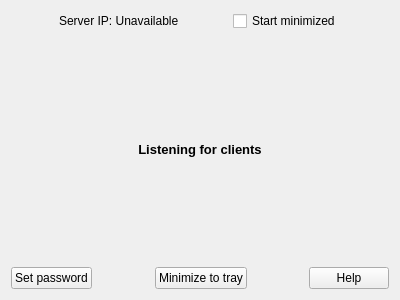
First picture: the form in mainwindow.ui, repository seba1452021/WifiMouseServer, before the edit.
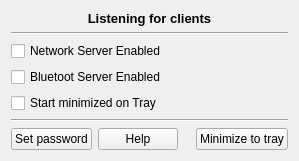
Second picture: the form after the edit.

Commit message: Simplified and redesigned the main window and tray menu. Now bluetooth or network servers can be enabled/disabled.

Patch:
```diff
--- a/mainwindow.ui
+++ b/mainwindow.ui
@@ -9,8 +9,8 @@
    <rect>
     <x>0</x>
     <y>0</y>
-    <width>400</width>
-    <height>300</height>
+    <width>283</width>
+    <height>152</height>
    </rect>
   </property>
   <property name="windowTitle">
@@ -19,86 +19,62 @@
   <widget class="QWidget" name="baseLayout">
    <layout class="QVBoxLayout" name="verticalLayout">
     <item>
-     <layout class="QHBoxLayout" name="horizontalLayout_2">
-      <item>
-       <spacer name="horizontalSpacer_3">
-        <property name="orientation">
-         <enum>Qt::Horizontal</enum>
-        </property>
-        <property name="sizeHint" stdset="0">
-         <size>
-          <width>40</width>
-          <height>20</height>
-         </size>
-        </property>
-       </spacer>
-      </item>
-      <item>
-       <widget class="QLabel" name="serverIpLabel">
-        <property name="text">
-         <string>Server IP: Unavailable</string>
-        </property>
-       </widget>
-      </item>
-      <item>
-       <spacer name="horizontalSpacer_5">
-        <property name="orientation">
-         <enum>Qt::Horizontal</enum>
-        </property>
-        <property name="sizeHint" stdset="0">
-         <size>
-          <width>40</width>
-          <height>20</height>
-         </size>
-        </property>
-       </spacer>
-      </item>
-      <item>
-       <widget class="QCheckBox" name="startMinimizedCheck">
-        <property name="text">
-         <string>Start minimized</string>
-        </property>
-       </widget>
-      </item>
-      <item>
-       <spacer name="horizontalSpacer_4">
-        <property name="orientation">
-         <enum>Qt::Horizontal</enum>
-        </property>
-        <property name="sizeHint" stdset="0">
-         <size>
-          <width>40</width>
-          <height>20</height>
-         </size>
-        </property>
-       </spacer>
-      </item>
-     </layout>
+     <widget class="QLabel" name="clientInfoLabel">
+      <property name="sizePolicy">
+       <sizepolicy hsizetype="Minimum" vsizetype="Fixed">
+        <horstretch>0</horstretch>
+        <verstretch>0</verstretch>
+       </sizepolicy>
+      </property>
+      <property name="font">
+       <font>
+        <pointsize>10</pointsize>
+        <weight>75</weight>
+        <bold>true</bold>
+       </font>
+      </property>
+      <property name="text">
+       <string>Listening for clients</string>
+      </property>
+      <property name="alignment">
+       <set>Qt::AlignCenter</set>
+      </property>
+     </widget>
     </item>
     <item>
-     <layout class="QVBoxLayout" name="topVerticalLayout">
-      <item>
-       <layout class="QVBoxLayout" name="statusLayout">
-        <item>
-         <widget class="QLabel" name="clientInfoLabel">
-          <property name="font">
-           <font>
-            <pointsize>10</pointsize>
-            <weight>75</weight>
-            <bold>true</bold>
-           </font>
-          </property>
-          <property name="text">
-           <string>Listening for clients</string>
-          </property>
-          <property name="alignment">
-           <set>Qt::AlignCenter</set>
-          </property>
-         </widget>
-        </item>
-       </layout>
-      </item>
-     </layout>
+     <widget class="Line" name="line">
+      <property name="orientation">
+       <enum>Qt::Horizontal</enum>
+      </property>
+     </widget>
+    </item>
+    <item>
+     <widget class="QCheckBox" name="tcpEnabledCheck">
+      <property name="text">
+       <string>Network Server Enabled</string>
+      </property>
+     </widget>
+    </item>
+    <item>
+     <widget class="QCheckBox" name="bluetoothEnabledCheck">
+      <property name="text">
+       <string>Bluetoot Server Enabled</string>
+      </property>
+     </widget>
+    </item>
+    <item>
+     <widget class="QCheckBox" name="startMinimizedCheck">
+      <property name="text">
+       <string>Start minimized on Tray</string>
+      </property>
+     </widget>
+    </item>
+    <item>
+     <widget class="Line" name="line_2">
+      <property name="orientation">
+       <enum>Qt::Horizontal</enum>
+      </property>
+     </widget>
     </item>
     <item>
      <layout class="QHBoxLayout" name="horizontalLayout">
@@ -109,39 +85,6 @@
         </property>
        </widget>
       </item>
-      <item>
-       <spacer name="l_mid_spacer">
-        <property name="orientation">
-         <enum>Qt::Horizontal</enum>
-        </property>
-        <property name="sizeHint" stdset="0">
-         <size>
-          <width>48</width>
-          <height>20</height>
-         </size>
-        </property>
-       </spacer>
-      </item>
-      <item>
-       <widget class="QPushButton" name="minimizeButton">
-        <property name="text">
-         <string>Minimize to tray</string>
-        </property>
-       </widget>
-      </item>
-      <item>
-       <spacer name="r_mid_spacer">
-        <property name="orientation">
-         <enum>Qt::Horizontal</enum>
-        </property>
-        <property name="sizeHint" stdset="0">
-         <size>
-          <width>40</width>
-          <height>20</height>
-         </size>
-        </property>
-       </spacer>
-      </item>
       <item>
        <widget class="QPushButton" name="helpButton">
         <property name="text">
@@ -149,6 +92,40 @@
         </property>
        </widget>
       </item>
+      <item>
+       <widget class="Line" name="line_4">
+        <property name="orientation">
+         <enum>Qt::Horizontal</enum>
+        </property>
+       </widget>
+      </item>
+      <item>
+       <widget class="Line" name="line_3">
+        <property name="orientation">
+         <enum>Qt::Horizontal</enum>
+        </property>
+       </widget>
+      </item>
+      <item>
+       <spacer name="horizontalSpacer">
+        <property name="orientation">
+         <enum>Qt::Horizontal</enum>
+        </property>
+        <property name="sizeHint" stdset="0">
+         <size>
+          <width>40</width>
+          <height>20</height>
+         </size>
+        </property>
+       </spacer>
+      </item>
+      <item>
+       <widget class="QPushButton" name="minimizeButton">
+        <property name="text">
+         <string>Minimize to tray</string>
+        </property>
+       </widget>
+      </item>
      </layout>
     </item>
    </layout>
```
The commit also changes 5 other files.
